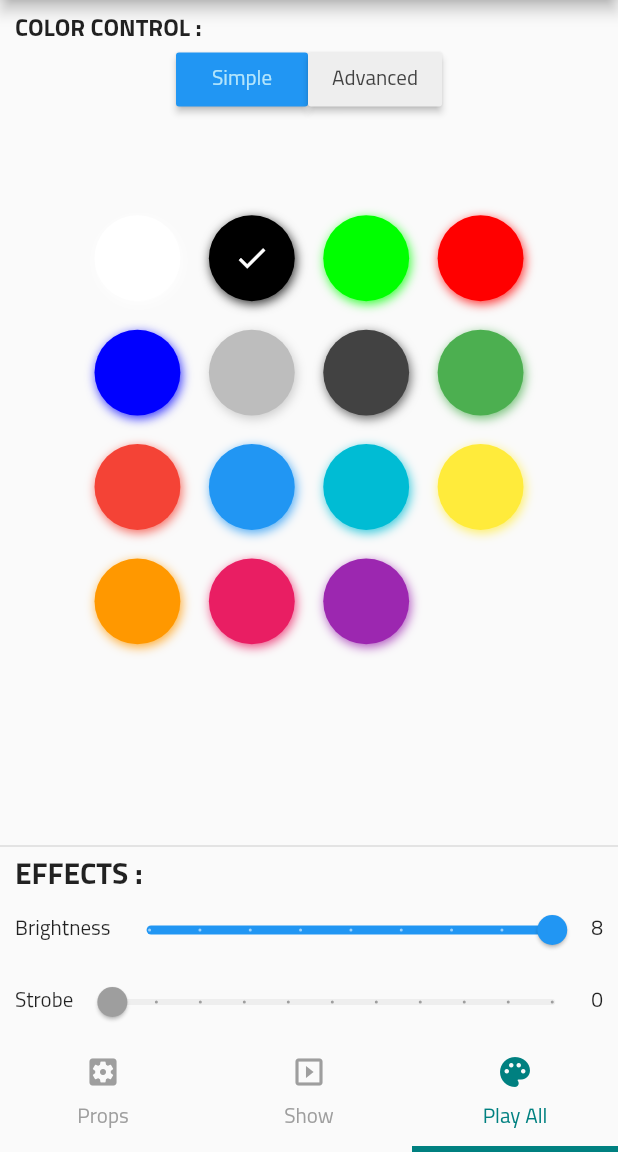
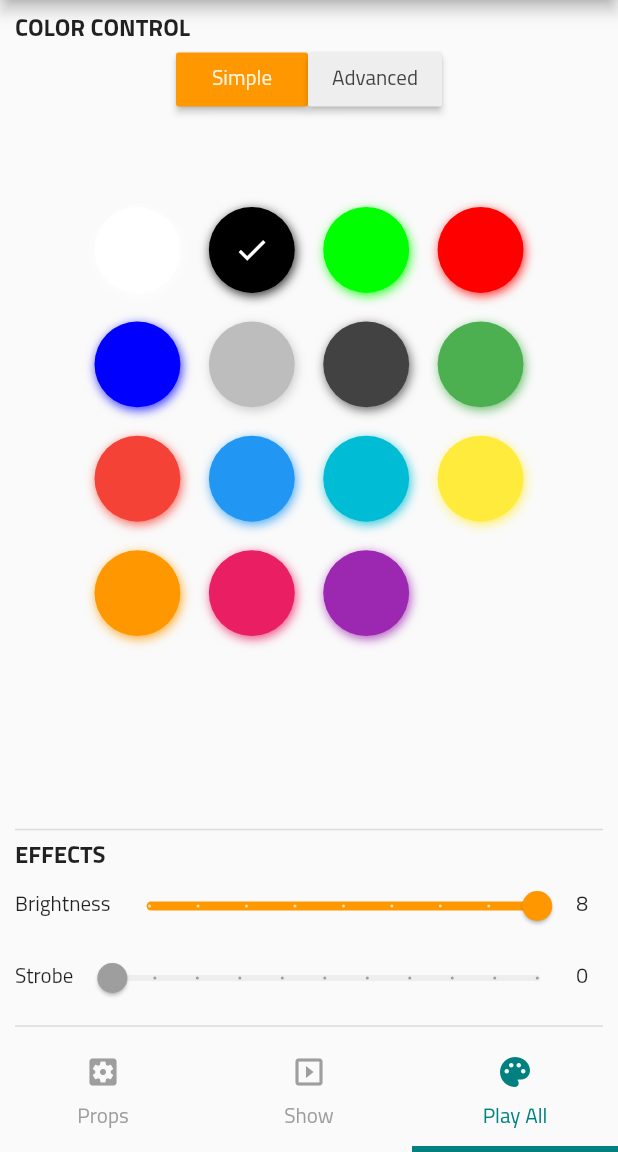
Before and after one commit to benkuper/lightrixapp, a Flutter app: the screen it shows after launch, item 3 of the bottom bar chosen, on a phone screen of 412 x 824 dp, the part 84-1236 px from its top. Run offline on Flutter 3.47's test engine with Material 2 defaults, Android fonts, the phone set to English and light mode, and no system bars; drawn by our look-alikes of flutter_colorpicker; our stand-ins replace file_picker, fluttertoast, just_audio; missing offline and left inert: multicast_lock, udp.

Commit message:
Auto stash before merge of "master" and "origin/master"

```diff
--- a/lib/common/brightness.dart
+++ b/lib/common/brightness.dart
@@ -29,7 +29,9 @@ class _BrightnessSliderState extends State<BrightnessSlider> {
     return Row(children: <Widget>[
       Text("Brightness"),
       Expanded(
-          child: Slider(
+        child: Slider(
+        activeColor: Colors.orange,
+        inactiveColor: Colors.orange[100],
         min: 0,
         max: 8,
         divisions: 8,
--- a/lib/common/effects.dart
+++ b/lib/common/effects.dart
@@ -33,16 +33,11 @@ class _StrobeSliderState extends State<StrobeSlider> {
         min: 0,
         max: 9,
         divisions: 10,
-        activeColor: (widget.node == null?NodeEngine.instance.currentStrobe:widget.node.currentStrobe) > 0 ? Colors.teal : Colors.grey,
+        activeColor: (widget.node == null?NodeEngine.instance.currentStrobe:widget.node.currentStrobe) > 0 ? Colors.orange : Colors.grey,
         inactiveColor: (widget.node == null?NodeEngine.instance.currentStrobe:widget.node.currentStrobe) > 0
-            ? HSLColor.fromColor(Colors.teal)
-                .withLightness(.9)
-                .toColor()
-            : Colors.grey[200],
+            ? Colors.orange[100] : Colors.grey[200],
         value: widget.node == null?NodeEngine.instance.currentStrobe:widget.node.currentStrobe,
         onChanged: (value){ NodeEngine.instance.setStrobe(value, nodes:widget.node == null?[]:[widget.node]);}
-        //activeColor: value > 0 ? widget.activeColor : Colors.grey,
-        //inactiveColor: value > 0 ? HSLColor.fromColor(widget.activeColor).withLightness(.9).toColor(): Colors.grey[200])
       )),
       Padding(
           padding: EdgeInsets.fromLTRB(0, 0, 10, 0),
--- a/lib/main.dart
+++ b/lib/main.dart
@@ -49,9 +49,6 @@ class _MainPageState extends State<MainPage>
 
   int curTabIndex = 0;
   final Color mainColor = Color(0xff008080);
-
-  static const TextStyle optionStyle =
-      TextStyle(fontSize: 30, fontWeight: FontWeight.bold);
 
   static List<MenuPage> pages = <MenuPage>[
     // MenuPage(name: "Home", content: DashboardPage(), icon: Icons.home, color:Colors.primaries[0]),
--- a/lib/pages/livecontrol.dart
+++ b/lib/pages/livecontrol.dart
@@ -60,7 +60,6 @@ class _LiveControlPageState extends State<LiveControlPage> {
 
   static Widget blockPickerLayoutBuilder(
       BuildContext context, List<Color> colors, PickerItem child) {
-
     return Container(
       width: 300.0,
       height: 360.0,
@@ -73,27 +72,45 @@ class _LiveControlPageState extends State<LiveControlPage> {
     );
   }
 
+  static Widget blockPickerItemBuilder(Color color, bool active, Function onSelect) {
+    HSLColor hsl = HSLColor.fromColor(color);
+    HSLColor contour = hsl.withLightness(.5);
+    if(hsl.lightness == 0) contour = contour.withSaturation(0);
+    return Stack(children:<Widget>[
+    FlatButton(
+      onPressed: onSelect,
+      splashColor: Colors.transparent,
+      padding: EdgeInsets.all(0),
+      child: Image.asset("assets/picker_bg.png", color:hsl.toColor(), colorBlendMode: BlendMode.modulate)
+      ),
+      if(active)
+      Image.asset("assets/picker_fg.png", color:contour.toColor(), colorBlendMode: BlendMode.modulate)
+
+      ]);
+  }
+
   @override
   Widget build(BuildContext context) {
-    return Column(
+    return Padding(
+        padding: EdgeInsets.fromLTRB(10, 10, 10, 0),
+        child: Column(
             crossAxisAlignment: CrossAxisAlignment.start,
             children: <Widget>[
-           Padding(
-              padding: EdgeInsets.fromLTRB(10,10,0,0),
-              child:Text("COLOR CONTROL :",
-              style: TextStyle(fontSize: 16, fontWeight: FontWeight.bold)),
+              Text(
+                "COLOR CONTROL",
+                style: TextStyle(fontSize: 16, fontWeight: FontWeight.bold),
               ),
               Row(
                 mainAxisAlignment: MainAxisAlignment.center,
                 children: <Widget>[
                   RaisedButton(
                       color: colorControlMode == ColorControlMode.SWATCH
-                      ? Colors.blue
+                          ? Colors.orange
                           : Colors.grey[200],
                       child: Text("Simple",
                           style: TextStyle(
                             color: colorControlMode == ColorControlMode.SWATCH
-                            ? Colors.lightBlue[100]
+                                ? Colors.orange[50]
                                 : Colors.grey[800],
                           )),
                       onPressed: () {
@@ -101,12 +118,12 @@ class _LiveControlPageState extends State<LiveControlPage> {
                       }),
                   RaisedButton(
                       color: colorControlMode == ColorControlMode.PICKER
-                      ? Colors.blue
+                          ? Colors.orange
                           : Colors.grey[200],
                       child: Text("Advanced",
                           style: TextStyle(
                             color: colorControlMode == ColorControlMode.PICKER
-                            ? Colors.lightBlue[100]
+                                ? Colors.orange[50]
                                 : Colors.grey[800],
                           )),
                       onPressed: () {
@@ -132,19 +149,15 @@ class _LiveControlPageState extends State<LiveControlPage> {
                     onColorChanged: NodeEngine.instance.sendColor,
                     availableColors: swatchColors,
                     layoutBuilder: blockPickerLayoutBuilder,
+                    itemBuilder: blockPickerItemBuilder,
                   )),
                 ),
               Divider(thickness: 1),
-          Padding(
-              padding: EdgeInsets.fromLTRB(10,0,0,0),
-              child: Text("EFFECTS :",
-                  style: TextStyle(fontSize: 20, fontWeight: FontWeight.bold))),
-          Padding(
-              padding: EdgeInsets.fromLTRB(10,0,0,0),
-              child: BrightnessSlider()),
-          Padding(
-              padding: EdgeInsets.fromLTRB(10,0,0,0),
-              child: StrobeSlider()),
-        ]);
+              Text("EFFECTS",
+                  style: TextStyle(fontSize: 16, fontWeight: FontWeight.bold)),
+              BrightnessSlider(),
+              StrobeSlider(),
+              Divider(thickness: 1),
+            ]));
   }
 }
```
Also changed, not shown: lib/pages/nodelist.dart (+8 -10 lines), lib/pages/showcontrol.dart (+11 -6 lines), assets/picker_bg.png (added), assets/picker_fg.png (added). Lines whose indentation alone changed are shown as unchanged.
